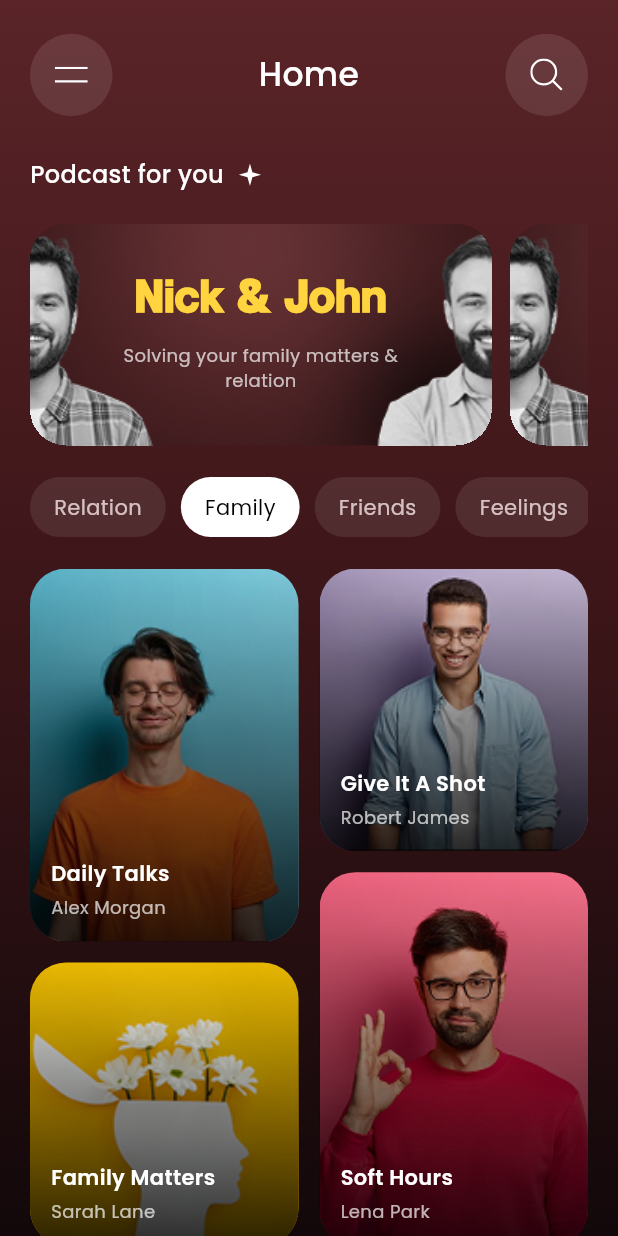
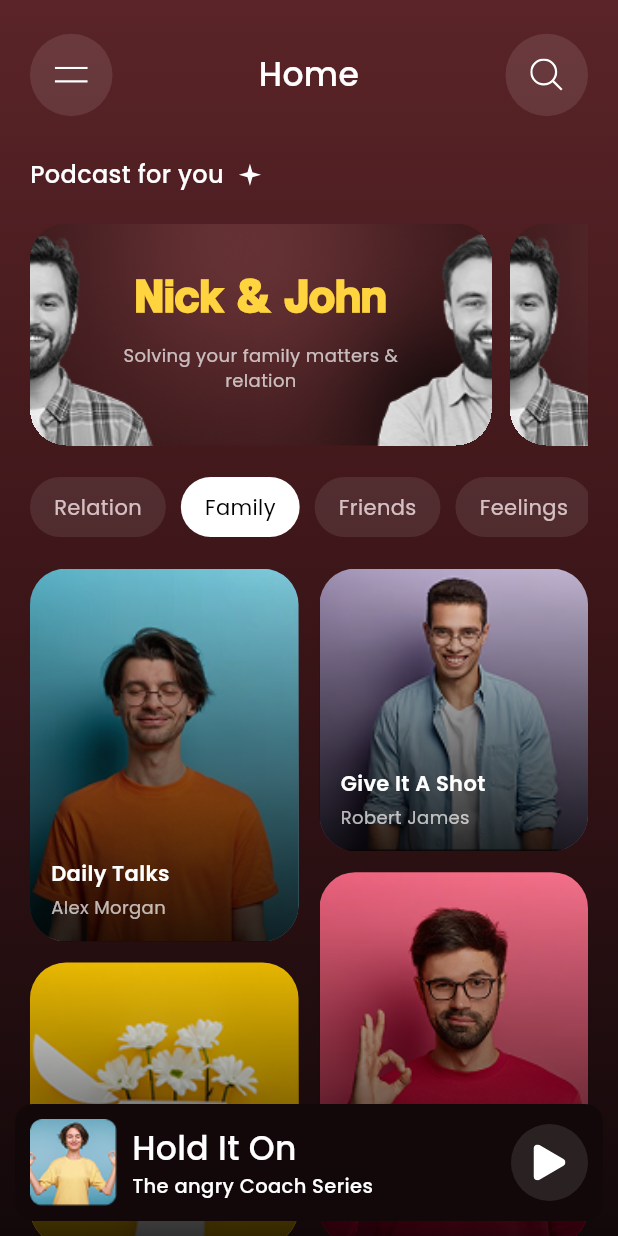
Before and after one commit to SherazAli-67/podcast_ui, a Flutter app: the HomeScreen screen opened by its route, on a phone screen of 412 x 824 dp. Run offline on Flutter 3.47's test engine with Material 3 defaults, Android fonts, the light colour scheme and no system bars; our stand-ins replace flutter_svg, go_router.

Commit message:
Podcast App - Home Screen UI completed

```diff
--- a/lib/core/asset_res.dart
+++ b/lib/core/asset_res.dart
@@ -22,7 +22,7 @@ class AssetRes {
   static const imgAmazingLife = 'assets/images/amazing_life_podcast_img.png';
   static const imgFamilyMatters = 'assets/images/third_podcast_img.png';
   static const imgFeelings = 'assets/images/last_podcat_img.png';
-  static const imgProfile = 'assets/images/hold_it_on_podcast_img.png';
+  static const holdItOnImg = 'assets/images/hold_it_on_podcast_img.png';
   static const decoratedBanner = 'assets/images/decorated_banner.png';
   static const nickImg = 'assets/images/nick_img.png';
   static const johnImg = 'assets/images/john_img.png';
--- a/lib/presentation/screens/home_screen.dart
+++ b/lib/presentation/screens/home_screen.dart
@@ -46,31 +46,47 @@ class _HomeScreenState extends State<HomeScreen> {
                   _buildHeader(),
                   _buildSectionTitle(),
                   _buildFeaturedCarousel(),
-
                   _buildCategoryChips(),
-
                   _buildShowsGrid(shows),
-                /*  Expanded(
-                    child: ListView(
-                      padding: .only(bottom: NumberConstant.sectionSpacing),
-                      children: [
-                        Column(
-                          crossAxisAlignment: .start,
-                          spacing: NumberConstant.sectionSpacing,
-                          children: [
-                            _buildSectionTitle(),
-                            _buildFeaturedCarousel(),
-                            _buildCategoryChips(),
-                            _buildShowsGrid(shows),
-                          ],
-                        ),
-                      ],
-                    ),
-                  ),*/
                 ],
               ),
             ),
           ),
+          Positioned(
+            bottom: 10,
+              right: 10,
+              left: 10,
+              child: Container(
+                decoration: BoxDecoration(
+                  color: AppColors.gradientBottomColor,
+                  borderRadius: .circular(12),
+                ),
+                padding: .all(10),
+                child: Row(
+                  spacing: 10,
+                  children: [
+                    ClipRRect(
+                      borderRadius: .circular(8),
+                      child: Image.asset(AssetRes.holdItOnImg),
+                    ),
+                    Expanded(child: Column(
+                      crossAxisAlignment: .start,
+                      children: [
+                        Text("Hold It On", style: AppTextStyles.screenTitle,),
+                        Text("The angry Coach Series", style: AppTextStyles.miniPlayerTitle,)
+                      ],
+                    )),
+                    Container(
+                      decoration: BoxDecoration(
+                        color: Colors.white.withValues(alpha: 0.1),
+                        shape: .circle
+                      ),
+                      padding: .all(15),
+                      child: SvgPicture.asset(AssetRes.icPlay, height: 24,),
+                    )
+                  ],
+                ),
+              ))
         ],
       ),
     );
@@ -150,17 +166,6 @@ class _HomeScreenState extends State<HomeScreen> {
       child: Padding(
         padding: .symmetric(horizontal: 16.5, vertical: 23),
         child: SvgPicture.asset(icon,),
-      ),
-    );
-  }
-
-  Widget _buildProfileAvatar() {
-    return ClipOval(
-      child: Image.asset(
-        AssetRes.imgProfile,
-        width: NumberConstant.profileImageSize,
-        height: NumberConstant.profileImageSize,
-        fit: .cover,
       ),
     );
   }
```
